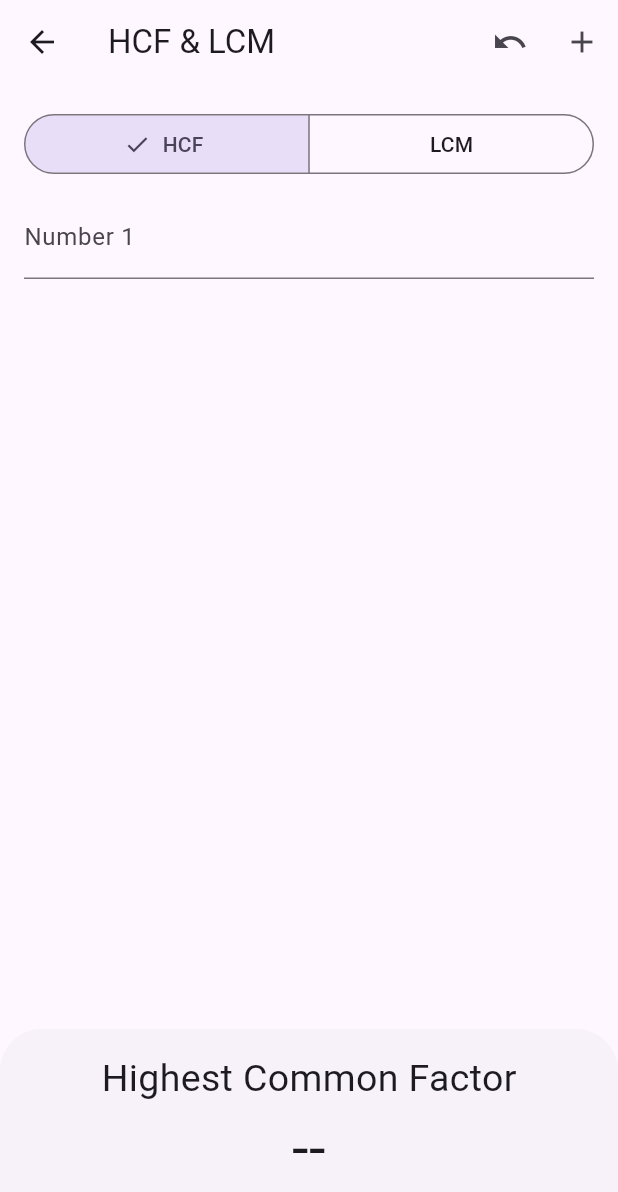
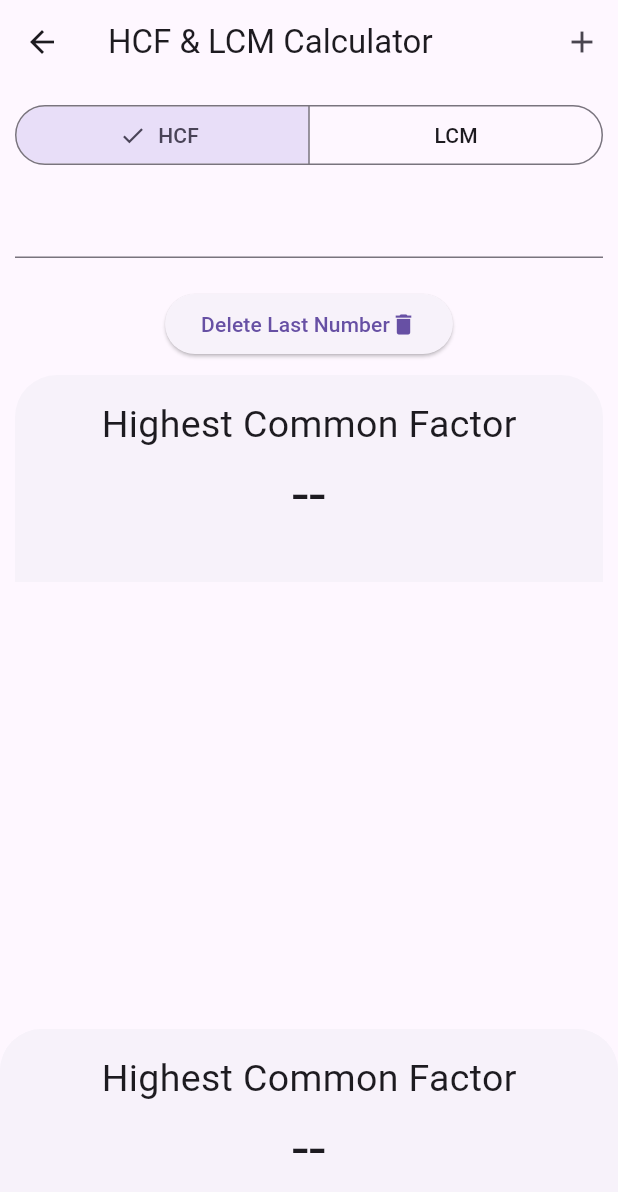
Before and after one commit to Sairam-Suresh/MathX-Android, a Flutter app: the HCFLCMPage screen opened directly, after a tap on the "add" icon, on a phone screen of 412 x 824 dp. Shown: the top 1192 px of the screen. Run offline on Flutter 3.47's test engine with Material 2 defaults, Android fonts, the phone set to English and light mode, and no system bars; drawn by our look-alikes of auto_size_text, flutter_form_builder; our stand-ins replace flutter_animate, flutter_keyboard_visibility, form_builder_validators, styled_widget, webview_flutter; missing offline and left inert: flutter_pdfview.

Commit message:
Recoded the HCFLCM calculator to reduce bugs

```diff
--- a/lib/screens/root/tabs/Tools/tools/HCFLCMCalculator.dart
+++ b/lib/screens/root/tabs/Tools/tools/HCFLCMCalculator.dart
@@ -5,7 +5,6 @@ import 'package:flutter_keyboard_visibility/flutter_keyboard_visibility.dart';
 import 'package:form_builder_validators/form_builder_validators.dart';
 import 'package:mathx_android/constants.dart';
 import 'package:mathx_android/logic/tools/HCFLCMLogic.dart';
-import 'package:mathx_android/widgets/sizereporter.dart';
 
 class HCFLCMPage extends StatefulWidget {
   const HCFLCMPage({Key? key}) : super(key: key);
@@ -41,22 +40,14 @@ class _HCFLCMPageState extends State<HCFLCMPage> {
   Widget build(BuildContext context) {
     // TODO: Need to make HCF have an option to have only prime numbers
 
-    return KeyboardVisibilityBuilder(builder: (context, keyboardVisible) {
+    return KeyboardVisibilityBuilder(builder: (context, visible) {
       return Scaffold(
-        bottomSheet: keyboardVisible
-            ? null
-            : SizeReporter(
-                onSizeChanged: (Size size) {
-                  print(size);
-                  print(bottomSheetSize);
-                  if (bottomSheetSize.height != size.height ||
-                      bottomSheetSize.width != size.width) {
-                    bottomSheetSize = size;
-                    print("fired");
-                  }
-                },
+        bottomSheet: !visible
+            ? SizedBox(
+                width: MediaQuery.of(context).size.width,
                 child: BottomSheet(
                     onClosing: () {},
+                    enableDrag: false,
                     builder: (BuildContext context) {
                       return SizedBox(
                           // height: MediaQuery.of(context).size.height * 0.3,
@@ -100,23 +91,19 @@ class _HCFLCMPageState extends State<HCFLCMPage> {
                                 ],
                               )));
                     }),
-              ),
-        appBar: AppBar(title: const Text("HCF & LCM"), actions: [
-          IconButton(
-            icon: const Icon(Icons.undo),
-            onPressed: deleteTextField,
-          ),
+              )
+            : null,
+        appBar: AppBar(
+          title: Text("HCF & LCM Calculator"),
+          actions: [
             IconButton(
               icon: const Icon(Icons.add),
               onPressed: addTextField,
             ),
-        ]),
-        resizeToAvoidBottomInset: false,
-        body: KeyboardVisibilityBuilder(
-            builder: (BuildContext context, bool keyboardVisible) {
-          return Padding(
-            padding: EdgeInsets.only(
-                top: 16.0, bottom: 16.0, left: 16.0, right: 16.0),
+          ],
+        ),
+        body: Padding(
+          padding: EdgeInsets.all(10),
           child: Column(
             children: [
               Padding(
@@ -157,11 +144,15 @@ class _HCFLCMPageState extends State<HCFLCMPage> {
                                 name: 'number_${index + 1}',
                                 autovalidateMode: AutovalidateMode.always,
                                 validator: FormBuilderValidators.compose([
-                                    FormBuilderValidators.numeric(),
-                                    FormBuilderValidators.required()
+                                  FormBuilderValidators.integer(
+                                    errorText: "Please enter an integer",
+                                  ),
+                                  FormBuilderValidators.required(
+                                    errorText: "Please enter an integer",
+                                  )
                                 ]),
                                 decoration: InputDecoration(
-                                    labelText: 'Number ${index + 1}',
+                                    // labelText: 'Number ${index + 1}',
                                     ),
                                 onChanged: (value) {
                                   setState(() {
@@ -173,19 +164,133 @@ class _HCFLCMPageState extends State<HCFLCMPage> {
                           },
                         ),
                       ),
-                        SizedBox(
-                          height: MediaQuery.of(context).size.height -
-                              bottomSheetSize.height * 0.95,
+
+                      Padding(
+                        padding: EdgeInsets.all(10),
+                        child: ElevatedButton(
+                          onPressed: deleteTextField,
+                          child: Row(
+                            mainAxisSize: MainAxisSize.min,
+                            children: [
+                              Text("Delete Last Number"),
+                              Icon(Icons.delete),
+                            ],
+                          ),
+                        ),
+                      ),
+                      // SizedBox(
+                      //   height: MediaQuery.of(context).size.height -
+                      //       bottomSheetSize.height * 0.95,
+                      // )
+                      !visible
+                          ? SizedBox(
+                              width: MediaQuery.of(context).size.width,
+                              child: BottomSheet(
+                                  onClosing: () {},
+                                  builder: (BuildContext context) {
+                                    return SizedBox(
+                                        // height: MediaQuery.of(context).size.height * 0.3,
+                                        width:
+                                            MediaQuery.of(context).size.width,
+                                        child: Padding(
+                                            padding: const EdgeInsets.only(
+                                                top: 15,
+                                                left: 15,
+                                                right: 15,
+                                                bottom: 30),
+                                            child: Column(
+                                              mainAxisSize: MainAxisSize.min,
+                                              children: [
+                                                Text(
+                                                  selectedMode == HCFLCM.HCF
+                                                      ? "Highest Common Factor"
+                                                      : "Lowest Common Multiple",
+                                                  style: const TextStyle(
+                                                      fontSize: 25),
+                                                ),
+                                                AutoSizeText(
+                                                  textFieldValues.length >= 2 &&
+                                                          (_formKey.currentState
+                                                                  ?.isValid ??
+                                                              false)
+                                                      ? selectedMode ==
+                                                              HCFLCM.HCF
+                                                          ? calculateHCFForMultiple(
+                                                                  textFieldValues
+                                                                      .map((e) =>
+                                                                          int.tryParse(
+                                                                              e) ??
+                                                                          0)
+                                                                      .toList())
+                                                              .toString()
+                                                          : calculateLCMForMultiple(
+                                                                  textFieldValues
+                                                                      .map((e) =>
+                                                                          int.tryParse(
+                                                                              e) ??
+                                                                          0)
+                                                                      .toList())
+                                                              .toString()
+                                                      : "--",
+                                                  style: const TextStyle(
+                                                      fontSize: 40),
+                                                  textAlign: TextAlign.center,
+                                                  maxLines: 1,
                                                 )
+                                              ],
+                                            )));
+                                  }),
+                            )
+                          : Container(),
                     ],
                   ),
                 ),
               ),
             ],
           ),
-          );
-        }),
+        ),
       );
     });
   }
 }
+
+class SizeControlledWidget extends StatefulWidget {
+  final Widget child;
+
+  SizeControlledWidget({required this.child});
+
+  @override
+  _SizeControlledWidgetState createState() => _SizeControlledWidgetState();
+}
+
+class _SizeControlledWidgetState extends State<SizeControlledWidget> {
+  final ValueNotifier<Size> sizeNotifier = ValueNotifier<Size>(Size.zero);
+
+  @override
+  Widget build(BuildContext context) {
+    return LayoutBuilder(
+      builder: (BuildContext context, BoxConstraints constraints) {
+        final desiredSize = sizeNotifier.value;
+        final updatedChild = widget.child;
+
+        return ConstrainedBox(
+          constraints: BoxConstraints(
+            minWidth: desiredSize.width,
+            minHeight: desiredSize.height,
+          ),
+          child: Builder(
+            builder: (BuildContext context) {
+              WidgetsBinding.instance!.addPostFrameCallback((_) {
+                final currentSize = context.size!;
+                if (sizeNotifier.value != currentSize) {
+                  sizeNotifier.value = currentSize;
+                }
+              });
+              return updatedChild;
+            },
+          ),
+        );
+      },
+    );
+  }
+}
```
Lines whose indentation alone changed are shown as unchanged.
